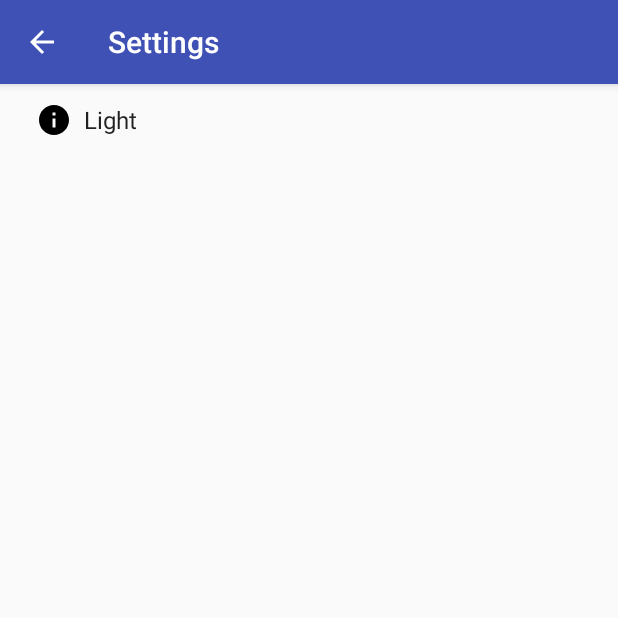
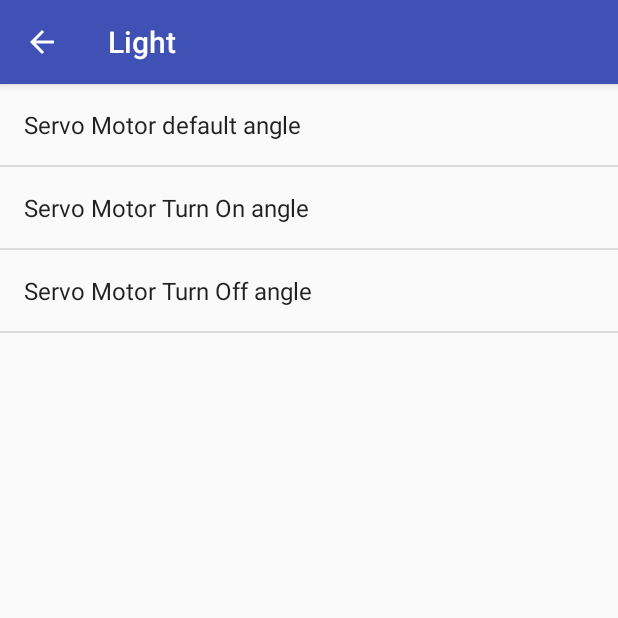
Before and after one commit to Einstrasse/graduation_work, an Android app: the SettingsActivity screen opened directly, with no data from a screen before it, after a tap on "Light", on a phone screen of 412 x 824 dp, the top half of it. Run offline under Robolectric (Android 15) with nearby library versions, the phone set to English and light mode, and no system bars.

Commit message:
Setting Activity에서 전등 부분 서보모터 각도 조절하는 기능 추가

```diff
--- a/android/project/Iotivity-client/app/build.gradle
+++ b/android/project/Iotivity-client/app/build.gradle
@@ -24,8 +24,9 @@ dependencies {
     androidTestCompile('com.android.support.test.espresso:espresso-core:2.2.2', {
         exclude group: 'com.android.support', module: 'support-annotations'
     })
+    compile project(':iotivity-base-release')
     compile 'com.android.support:appcompat-v7:25.3.1'
     compile 'com.android.support.constraint:constraint-layout:1.0.2'
+    compile 'com.android.support:support-v4:25.3.1'
     testCompile 'junit:junit:4.12'
-    compile project(':iotivity-base-release')
 }
--- a/android/project/Iotivity-client/app/src/main/AndroidManifest.xml
+++ b/android/project/Iotivity-client/app/src/main/AndroidManifest.xml
@@ -32,7 +32,9 @@
         </activity>
         <activity
             android:name=".SettingsActivity"
-            android:label="@string/title_activity_settings"></activity>
+            android:label="@string/title_activity_settings">
+
+        </activity>
     </application>
 
 </manifest>
--- /dev/null
+++ b/android/project/Iotivity-client/app/src/main/java/edu/skku/einstrasse/iotivity_client/RangedIntegerSelectDialogPreference.java
@@ -0,0 +1,67 @@
+package edu.skku.einstrasse.iotivity_client;
+
+import android.content.Context;
+import android.content.res.TypedArray;
+import android.preference.DialogPreference;
+import android.util.AttributeSet;
+import android.view.LayoutInflater;
+import android.view.View;
+import android.widget.NumberPicker;
+
+/**
+ * Created by hg958 on 2018-04-04.
+ */
+
+public class RangedIntegerSelectDialogPreference extends DialogPreference {
+
+    private int value;
+    private int DEFAULT_VALUE = 90;
+    private NumberPicker numberPicker = null;
+    public RangedIntegerSelectDialogPreference(Context context, AttributeSet attrs) {
+        super(context, attrs);
+        // onCreateDialogView에서 LayoutInflater로 View를 생성하므로 불필요함.
+        //setDialogLayoutResource(R.layout.number_picker_dialog);
+    }
+
+    @Override
+    protected void onSetInitialValue(boolean restorePersistedValue, Object defaultValue) {
+        if (restorePersistedValue) {
+            value = this.getPersistedInt(DEFAULT_VALUE);
+        } else {
+            value = (Integer) defaultValue;
+            persistInt(value);
+        }
+    }
+
+    @Override
+    protected Object onGetDefaultValue(TypedArray a, int index) {
+        return a.getInteger(index, DEFAULT_VALUE);
+    }
+
+    @Override
+    protected View onCreateDialogView() {
+        int min = 40;
+        int max = 140;
+
+        LayoutInflater inflater = (LayoutInflater) getContext().getSystemService(Context.LAYOUT_INFLATER_SERVICE);
+        View view = inflater.inflate(R.layout.number_picker_dialog, null);
+
+        numberPicker = (NumberPicker) view.findViewById(R.id.number_picker);
+        numberPicker.setMinValue(min);
+        numberPicker.setMaxValue(max);
+        numberPicker.setValue(this.getPersistedInt(DEFAULT_VALUE));
+        numberPicker.setWrapSelectorWheel(true);
+
+        return view;
+    }
+
+
+    @Override
+    protected void onDialogClosed(boolean positiveResult) {
+
+        if (positiveResult) {
+            persistInt(numberPicker.getValue());
+        }
+        super.onDialogClosed(positiveResult);
+    }
+}
--- a/android/project/Iotivity-client/app/src/main/java/edu/skku/einstrasse/iotivity_client/SettingsActivity.java
+++ b/android/project/Iotivity-client/app/src/main/java/edu/skku/einstrasse/iotivity_client/SettingsActivity.java
@@ -18,6 +18,7 @@ import android.preference.PreferenceFragment;
 import android.preference.PreferenceManager;
 import android.preference.RingtonePreference;
 import android.text.TextUtils;
+import android.util.Log;
 import android.view.MenuItem;
 
 import java.util.List;
@@ -122,6 +123,18 @@ public class SettingsActivity extends AppCompatPreferenceActivity {
         setupActionBar();
     }
 
+    @Override
+    public boolean onOptionsItemSelected(MenuItem item) {
+        switch(item.getItemId()) {
+            case android.R.id.home:
+                finish();
+                break;
+            default:
+                Log.e("Einstrasse@@@", "Undefined OptionsItem selected!!");
+        }
+        return super.onOptionsItemSelected(item);
+    }
+
     /**
      * Set up the {@link android.app.ActionBar}, if the API is available.
      */
@@ -156,9 +169,28 @@ public class SettingsActivity extends AppCompatPreferenceActivity {
      */
     protected boolean isValidFragment(String fragmentName) {
         return PreferenceFragment.class.getName().equals(fragmentName)
-                || GeneralPreferenceFragment.class.getName().equals(fragmentName)
-                || DataSyncPreferenceFragment.class.getName().equals(fragmentName)
-                || NotificationPreferenceFragment.class.getName().equals(fragmentName);
+                || LightPreferenceFragment.class.getName().equals(fragmentName);
+    }
+
+    /**
+     * This fragment show general perferences only. It is used when the
+     * activity is showing a two-pane settings Ui.
+     */
+    @TargetApi(Build.VERSION_CODES.HONEYCOMB)
+    public static class LightPreferenceFragment extends PreferenceFragment {
+        @Override
+        public void onCreate(Bundle savedInstanceState) {
+            super.onCreate(savedInstanceState);
+            addPreferencesFromResource(R.xml.pref_light);
+            setHasOptionsMenu(false);
+        }
+
+        @Override
+        public boolean onOptionsItemSelected(MenuItem item) {
+            int id = item.getItemId();
+            return super.onOptionsItemSelected(item);
+        }
+
     }
 
     /**
--- a/android/project/Iotivity-client/app/src/main/res/values/strings.xml
+++ b/android/project/Iotivity-client/app/src/main/res/values/strings.xml
@@ -2,6 +2,9 @@
     <string name="app_name">Iotivity-client</string>
     <string name="title_activity_settings">Settings</string>
     <string name="title_light_setting">Light</string>
+    <string name="servo_default_angle_setting">Servo Motor default angle</string>
+    <string name="servo_on_angle_setting">Servo Motor Turn On angle</string>
+    <string name="servo_off_angle_setting">Servo Motor Turn Off angle</string>
 
     <!-- Strings related to Settings -->
 
--- a/android/project/Iotivity-client/app/src/main/res/xml/pref_light.xml
+++ b/android/project/Iotivity-client/app/src/main/res/xml/pref_light.xml
@@ -1,4 +1,28 @@
 <?xml version="1.0" encoding="utf-8"?>
 <PreferenceScreen xmlns:android="http://schemas.android.com/apk/res/android">
+    <edu.skku.einstrasse.iotivity_client.RangedIntegerSelectDialogPreference
+        android:defaultValue="90"
+        android:key="servo_default_angle"
+        android:title="@string/servo_default_angle_setting"
+        android:positiveButtonText="Apply Setting"
+        android:negativeButtonText="Cancel"
+        />
+
+    <edu.skku.einstrasse.iotivity_client.RangedIntegerSelectDialogPreference
+        android:defaultValue="105"
+        android:key="servo_on_angle"
+        android:title="@string/servo_on_angle_setting"
+        android:positiveButtonText="Apply Setting"
+        android:negativeButtonText="Cancel"
+        />
+
+    <edu.skku.einstrasse.iotivity_client.RangedIntegerSelectDialogPreference
+        android:defaultValue="75"
+        android:key="servo_off_angle"
+        android:title="@string/servo_off_angle_setting"
+        android:positiveButtonText="Apply Setting"
+        android:negativeButtonText="Cancel"
+        />
+
 
 </PreferenceScreen>
```
Also changed, not shown: android/project/Iotivity-client/app/src/main/res/layout/number_picker_dialog.xml (added, +13 -0 lines).
